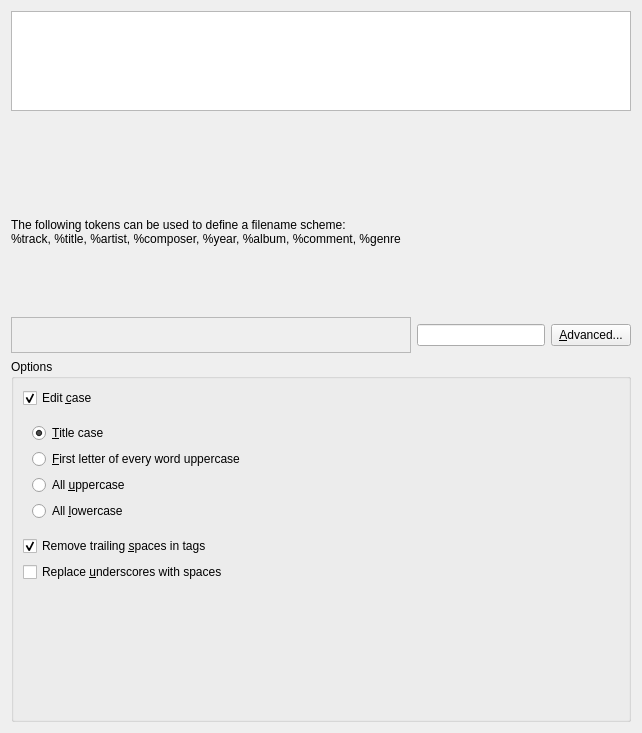
Above: src/dialogs/FilenameLayoutDialog.ui from KDE/amarok before the change. Below: the same form after it.
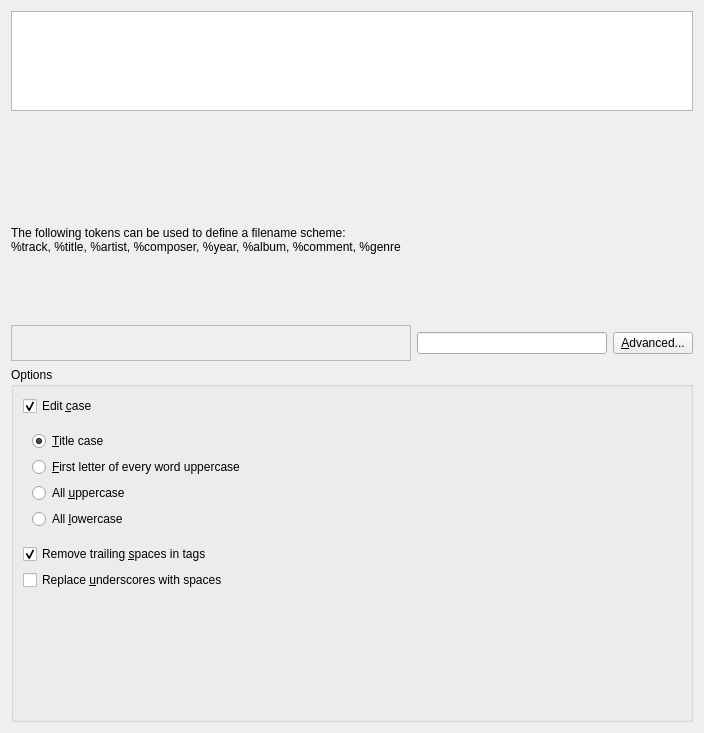
That is the form after the change. Custom widgets are drawn as their Qt base class.

What changed in the file:
```diff
--- a/src/dialogs/FilenameLayoutDialog.ui
+++ b/src/dialogs/FilenameLayoutDialog.ui
@@ -5,7 +5,7 @@
    <rect>
     <x>0</x>
     <y>0</y>
-    <width>642</width>
+    <width>692</width>
     <height>733</height>
    </rect>
   </property>
@@ -32,6 +32,12 @@
          <verstretch>0</verstretch>
         </sizepolicy>
        </property>
+       <property name="minimumSize" >
+        <size>
+         <width>682</width>
+         <height>100</height>
+        </size>
+       </property>
        <property name="maximumSize" >
         <size>
          <width>16777215</width>
@@ -89,7 +95,7 @@
        </property>
        <property name="minimumSize" >
         <size>
-         <width>0</width>
+         <width>682</width>
          <height>44</height>
         </size>
        </property>
@@ -107,15 +113,15 @@
      <item>
       <widget class="QLabel" name="syntaxLabel" >
        <property name="sizePolicy" >
-        <sizepolicy vsizetype="Fixed" hsizetype="Expanding" >
+        <sizepolicy vsizetype="Fixed" hsizetype="MinimumExpanding" >
          <horstretch>0</horstretch>
          <verstretch>0</verstretch>
         </sizepolicy>
        </property>
        <property name="minimumSize" >
         <size>
-         <width>0</width>
-         <height>144</height>
+         <width>682</width>
+         <height>152</height>
         </size>
        </property>
        <property name="maximumSize" >
```
Left out of the diff: 6 changed lines with no effect on the pictures.
